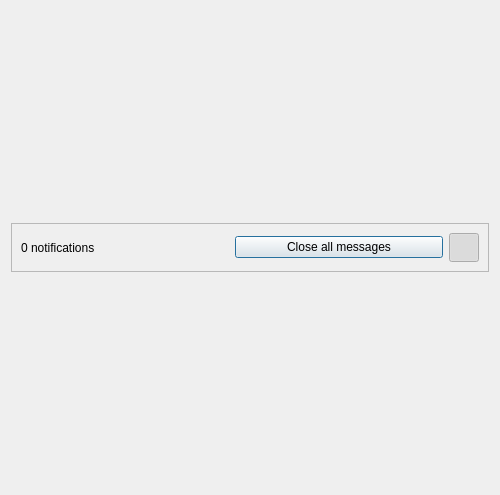
Above: atlas/ui/notifications/NotificationManagerUI.ui from KJNeko/Atlas before the change. Below: the same form after it.
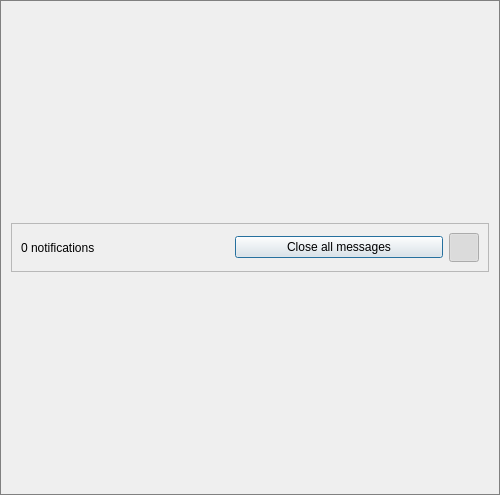
That is the form after the change. Icons and pictures are not drawn.

Commit message: qss ui updates for main window

What changed in the file:
```diff
--- a/atlas/ui/notifications/NotificationManagerUI.ui
+++ b/atlas/ui/notifications/NotificationManagerUI.ui
@@ -13,6 +13,11 @@
   <property name="windowTitle">
    <string>NotificationManagerUI</string>
   </property>
+  <property name="styleSheet">
+   <string notr="true">#NotificationManagerUI{
+ border: 1px solid gray;
+}</string>
+  </property>
   <layout class="QVBoxLayout" name="verticalLayout_5">
    <item>
     <layout class="QVBoxLayout" name="notifications"/>
```
The commit also changes 2 other files.
